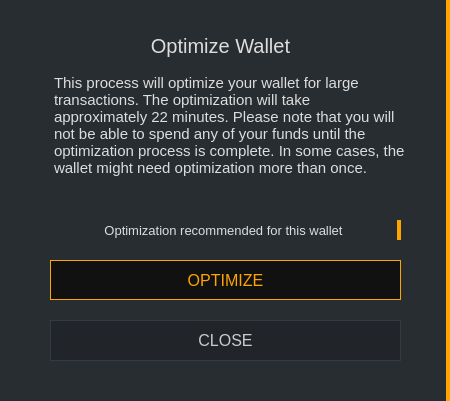
Before: the Qt Designer form src/gui/ui/transactionconfirmation.ui in ConcealNetwork/conceal-desktop, drawn with Qt 5.
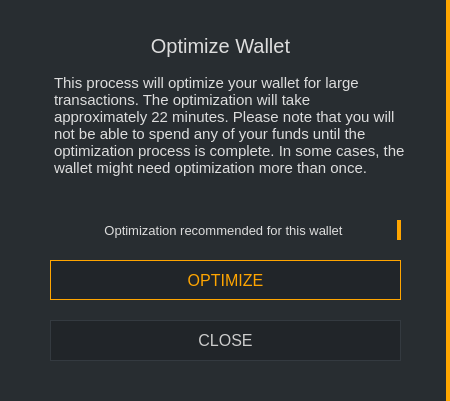
After: the same form once the commit is applied.

Commit message: Change button background color

The edit to the form file:
```diff
--- a/src/gui/ui/transactionconfirmation.ui
+++ b/src/gui/ui/transactionconfirmation.ui
@@ -125,7 +125,7 @@
      </font>
     </property>
     <property name="styleSheet">
-     <string notr="true">QPushButton#m_optimizeButton {color: orange; background-color: #111111; border: 1px solid orange; font-size: 16px;}
+     <string notr="true">QPushButton#m_optimizeButton {color: orange; background-color: #212529; border: 1px solid orange; font-size: 16px;}
 
 QPushButton#m_optimizeButton:hover {color: orange; background-color: #111111; border: 2px solid orange; font-size: 16px;}</string>
     </property>
```
Left out of the diff: 2 changed lines with no effect on the pictures. The commit also changes 21 other files.
